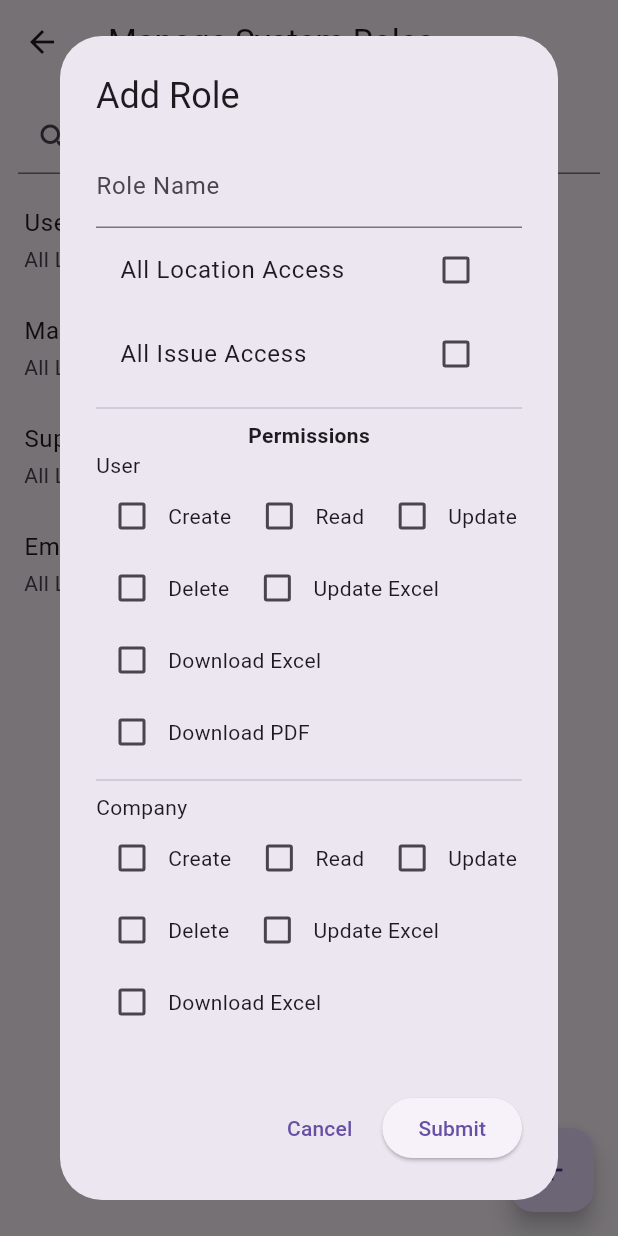
After one commit to notetechrepositories/VoiceFirstMobileApplication, a Flutter app: the RoleListScreen screen opened directly, after a tap on the "delete" icon, after a tap on the "add" icon, on a phone screen of 412 x 824 dp. The commit adds this screen. Run offline on Flutter 3.47's test engine with Material 3 defaults, Android fonts, the phone set to English and light mode, and no system bars; our stand-ins replace file_picker, google_sign_in, introduction_screen, speech_to_text; missing offline and left inert: mobile_scanner.

Commit message:
new upate

```diff
--- /dev/null
+++ b/lib/Models/permission_model.dart
@@ -0,0 +1,37 @@
+// models/permission_model.dart
+class PermissionModel {
+  final String module;
+  bool create,
+      read,
+      update,
+      delete,
+      updateFromExcel,
+      downloadExcel,
+      downloadPdf;
+
+  PermissionModel({
+    required this.module,
+    this.create = false,
+    this.read = false,
+    this.update = false,
+    this.delete = false,
+    this.updateFromExcel = false,
+    this.downloadExcel = false,
+    this.downloadPdf = false,
+  });
+}
+
+// models/role_model.dart
+class RoleModel {
+  String name;
+  bool allLocationAccess;
+  bool allIssueAccess;
+  List<PermissionModel> permissions;
+
+  RoleModel({
+    required this.name,
+    this.allLocationAccess = false,
+    this.allIssueAccess = false,
+    required this.permissions,
+  });
+}
--- /dev/null
+++ b/lib/Views/Roles/add_role.dart
@@ -0,0 +1,152 @@
+import 'package:flutter/material.dart';
+import '../../Models/permission_model.dart';
+
+class AddRoleDialog extends StatefulWidget {
+  final RoleModel? role;
+
+  AddRoleDialog({this.role});
+
+  @override
+  _AddRoleDialogState createState() => _AddRoleDialogState();
+}
+
+class _AddRoleDialogState extends State<AddRoleDialog> {
+  final _controller = TextEditingController();
+  bool allLocationAccess = false;
+  bool allIssueAccess = false;
+  List<String> modules = ['User', 'Company'];
+  late List<PermissionModel> permissions;
+
+  @override
+  void initState() {
+    super.initState();
+    if (widget.role != null) {
+      final r = widget.role!;
+      _controller.text = r.name;
+      allLocationAccess = r.allLocationAccess;
+      allIssueAccess = r.allIssueAccess;
+      permissions = r.permissions
+          .map(
+            (p) => PermissionModel(
+              module: p.module,
+              create: p.create,
+              read: p.read,
+              update: p.update,
+              delete: p.delete,
+              updateFromExcel: p.updateFromExcel,
+              downloadExcel: p.downloadExcel,
+              downloadPdf: p.downloadPdf,
+            ),
+          )
+          .toList();
+    } else {
+      permissions = modules.map((m) => PermissionModel(module: m)).toList();
+    }
+  }
+
+  Widget _checkbox(String label, bool value, void Function(bool) onChanged) {
+    return Row(
+      mainAxisSize: MainAxisSize.min,
+      children: [
+        Checkbox(value: value, onChanged: (val) => onChanged(val!)),
+        Text(label),
+      ],
+    );
+  }
+
+  @override
+  Widget build(BuildContext context) {
+    return AlertDialog(
+      title: Text(widget.role == null ? "Add Role" : "Edit Role"),
+      content: SingleChildScrollView(
+        child: Column(
+          children: [
+            TextField(
+              controller: _controller,
+              decoration: InputDecoration(labelText: "Role Name"),
+            ),
+            CheckboxListTile(
+              title: Text("All Location Access"),
+              value: allLocationAccess,
+              onChanged: (val) => setState(() => allLocationAccess = val!),
+            ),
+            CheckboxListTile(
+              title: Text("All Issue Access"),
+              value: allIssueAccess,
+              onChanged: (val) => setState(() => allIssueAccess = val!),
+            ),
+            Divider(),
+            Text("Permissions", style: TextStyle(fontWeight: FontWeight.bold)),
+            ...permissions.map(
+              (perm) => Column(
+                crossAxisAlignment: CrossAxisAlignment.start,
+                children: [
+                  Text(perm.module),
+                  Wrap(
+                    spacing: 8,
+                    children: [
+                      _checkbox(
+                        "Create",
+                        perm.create,
+                        (v) => setState(() => perm.create = v),
+                      ),
+                      _checkbox(
+                        "Read",
+                        perm.read,
+                        (v) => setState(() => perm.read = v),
+                      ),
+                      _checkbox(
+                        "Update",
+                        perm.update,
+                        (v) => setState(() => perm.update = v),
+                      ),
+                      _checkbox(
+                        "Delete",
+                        perm.delete,
+                        (v) => setState(() => perm.delete = v),
+                      ),
+                      _checkbox(
+                        "Update Excel",
+                        perm.updateFromExcel,
+                        (v) => setState(() => perm.updateFromExcel = v),
+                      ),
+                      _checkbox(
+                        "Download Excel",
+                        perm.downloadExcel,
+                        (v) => setState(() => perm.downloadExcel = v),
+                      ),
+                      _checkbox(
+                        "Download PDF",
+                        perm.downloadPdf,
+                        (v) => setState(() => perm.downloadPdf = v),
+                      ),
+                    ],
+                  ),
+                  Divider(),
+                ],
+              ),
+            ),
+          ],
+        ),
+      ),
+      actions: [
+        TextButton(
+          onPressed: () => Navigator.pop(context),
+          child: Text("Cancel"),
+        ),
+        ElevatedButton(
+          onPressed: () {
+            final role = RoleModel(
+              name: _controller.text.trim(),
+              allLocationAccess: allLocationAccess,
+              allIssueAccess: allIssueAccess,
+              permissions: permissions,
+            );
+            Navigator.pop(context, role);
+          },
+          child: Text("Submit"),
+        ),
+      ],
+    );
+  }
+}
--- /dev/null
+++ b/lib/Views/Roles/role_screen.dart
@@ -0,0 +1,145 @@
+// views/role_list_screen.dart
+import 'package:flutter/material.dart';
+
+import '../../Models/permission_model.dart';
+import 'add_role.dart';
+
+class RoleListScreen extends StatefulWidget {
+  @override
+  _RoleListScreenState createState() => _RoleListScreenState();
+}
+
+class _RoleListScreenState extends State<RoleListScreen> {
+  List<RoleModel> roles = [
+    RoleModel(
+      name: 'Admin',
+      allLocationAccess: true,
+      allIssueAccess: true,
+      permissions: [],
+    ),
+    RoleModel(
+      name: 'User',
+      allLocationAccess: false,
+      allIssueAccess: false,
+      permissions: [],
+    ),
+    RoleModel(
+      name: 'Manager',
+      allLocationAccess: true,
+      allIssueAccess: true,
+      permissions: [],
+    ),
+    RoleModel(
+      name: 'Supervisor',
+      allLocationAccess: true,
+      allIssueAccess: true,
+      permissions: [],
+    ),
+    RoleModel(
+      name: 'Employee',
+      allLocationAccess: false,
+      allIssueAccess: false,
+      permissions: [],
+    ),
+  ];
+
+  void _addOrEditRole({RoleModel? existing}) async {
+    final newRole = await showDialog<RoleModel>(
+      context: context,
+      builder: (_) => AddRoleDialog(role: existing),
+    );
+
+    if (newRole != null) {
+      setState(() {
+        if (existing != null) {
+          final index = roles.indexOf(existing);
+          roles[index] = newRole;
+        } else {
+          roles.add(newRole);
+        }
+      });
+    }
+  }
+
+  void _deleteRole(RoleModel role) {
+    setState(() {
+      roles.remove(role);
+    });
+  }
+
+  Widget _icon(bool val) => Icon(
+    val ? Icons.check : Icons.close,
+    color: val ? Colors.green : Colors.red,
+  );
+
+  @override
+  Widget build(BuildContext context) {
+    return Scaffold(
+      appBar: AppBar(title: Text("Manage System Roles")),
+      body: Column(
+        children: [
+          Padding(
+            padding: const EdgeInsets.all(12.0),
+            child: TextField(
+              decoration: InputDecoration(
+                hintText: "Search",
+                prefixIcon: Icon(Icons.search),
+              ),
+              onChanged: (query) {
+                setState(() {
+                  roles = roles
+                      .where(
+                        (role) => role.name.toLowerCase().contains(
+                          query.toLowerCase(),
+                        ),
+                      )
+                      .toList();
+                });
+              },
+            ),
+          ),
+          Expanded(
+            child: ListView.builder(
+              itemCount: roles.length,
+              itemBuilder: (_, index) {
+                final role = roles[index];
+                return ListTile(
+                  title: Text(role.name),
+                  subtitle: SingleChildScrollView(
+                    scrollDirection: Axis.horizontal,
+                    child: Row(
+                      children: [
+                        Text("All Location Access: "),
+                        _icon(role.allLocationAccess),
+                        SizedBox(width: 20),
+                        Text("All Issue Access: "),
+                        _icon(role.allIssueAccess),
+                      ],
+                    ),
+                  ),
+                  trailing: Wrap(
+                    spacing: 4,
+                    children: [
+                      IconButton(
+                        icon: Icon(Icons.edit),
+                        onPressed: () => _addOrEditRole(existing: role),
+                      ),
+                      IconButton(
+                        icon: Icon(Icons.delete),
+                        onPressed: () => _deleteRole(role),
+                      ),
+                    ],
+                  ),
+                );
+              },
+            ),
+          ),
+        ],
+      ),
+      floatingActionButton: FloatingActionButton(
+        onPressed: _addOrEditRole,
+        child: Icon(Icons.add),
+      ),
+    );
+  }
+}
--- a/lib/Widgets/feedback_form.dart
+++ b/lib/Widgets/feedback_form.dart
@@ -7,9 +7,6 @@ import 'package:voicefirst/Views/Dashboard/saved_screen.dart';
 
 import '../Models/feedback_entry.dart';
 
-// ======== Feedback Model + Global List ========
-
-// Global store (mock data layer for prototype)
 List<FeedbackEntry> feedbackList = [];
 
 class FeedbackFormScreen extends StatefulWidget {
```
